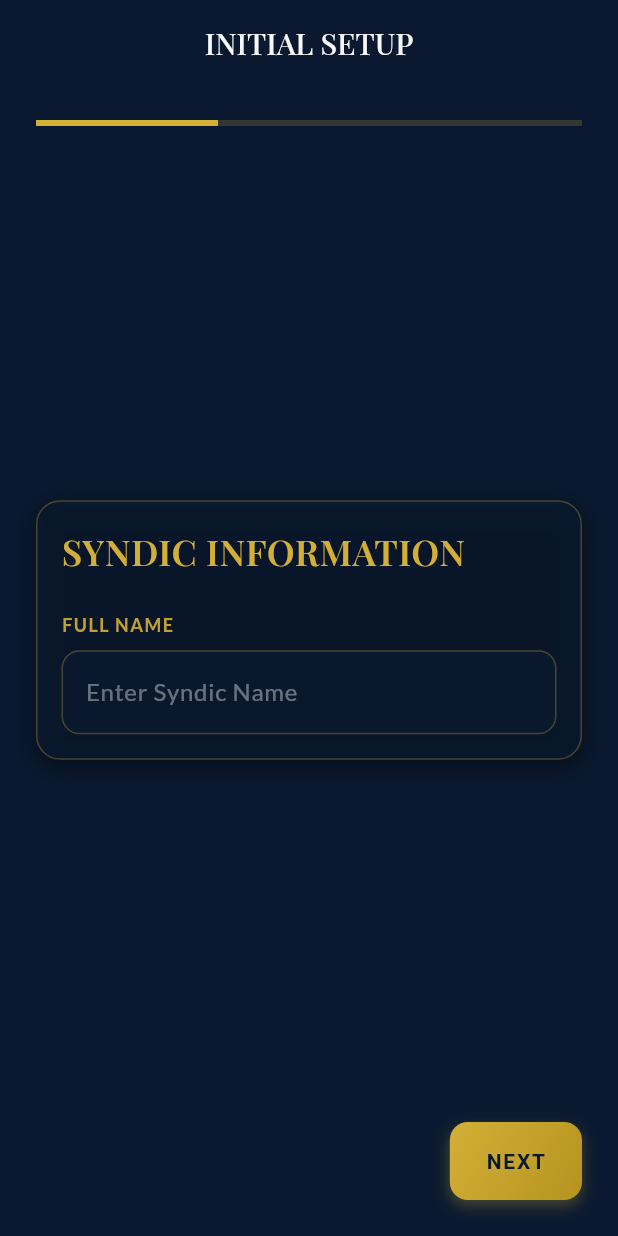
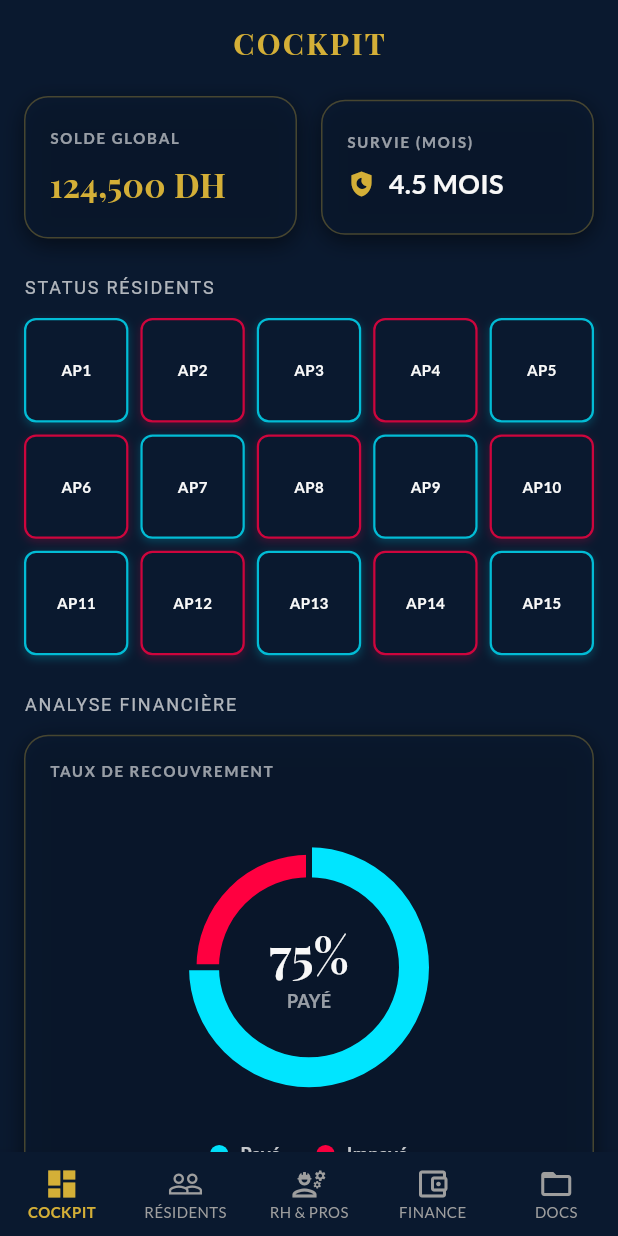
Before and after one commit to zarathoustrazouhair-sudo/Appli-alpha-et-beta, a Flutter app: the screen it shows after launch, on a phone screen of 412 x 824 dp. Run offline on Flutter 3.47's test engine with Material 3 defaults, Android fonts, the phone set to English and light mode, and no system bars; drawn by our look-alikes of fl_chart; our stand-ins replace drift, flutter_riverpod, freezed_annotation, google_fonts, riverpod_annotation; accounts and stored records are empty; generated files the repository leaves out were written again.

Commit message:
Feature: Implemented Cockpit Dashboard and Main Navigation
Co-authored-by: zarathoustrazouhair-sudo <251568326+zarathoustrazouhair-sudo@users.noreply.github.com>

```diff
--- /dev/null
+++ b/lib/features/dashboard/presentation/cockpit_screen.dart
@@ -0,0 +1,71 @@
+import 'package:flutter/material.dart';
+import 'package:flutter_riverpod/flutter_riverpod.dart';
+import 'package:residence_lamandier_b/core/design/app_theme.dart';
+import 'package:residence_lamandier_b/features/dashboard/presentation/widgets/apartment_grid.dart';
+import 'package:residence_lamandier_b/features/dashboard/presentation/widgets/charts/cashflow_curve.dart';
+import 'package:residence_lamandier_b/features/dashboard/presentation/widgets/charts/recovery_disk.dart';
+import 'package:residence_lamandier_b/features/dashboard/presentation/widgets/kpi_cards.dart';
+
+class CockpitScreen extends ConsumerWidget {
+  const CockpitScreen({super.key});
+
+  @override
+  Widget build(BuildContext context, WidgetRef ref) {
+    return Scaffold(
+      backgroundColor: AppTheme.darkNavy,
+      appBar: AppBar(
+        title: Text(
+          'COCKPIT',
+          style: AppTheme.luxuryTheme.textTheme.headlineMedium?.copyWith(
+            color: AppTheme.gold,
+            fontWeight: FontWeight.bold,
+            letterSpacing: 1.5,
+          ),
+        ),
+        backgroundColor: Colors.transparent,
+        elevation: 0,
+        centerTitle: true,
+        automaticallyImplyLeading: false,
+      ),
+      body: SingleChildScrollView(
+        padding: const EdgeInsets.symmetric(horizontal: 16.0, vertical: 8.0),
+        child: Column(
+          crossAxisAlignment: CrossAxisAlignment.start,
+          children: [
+            // 1. KPI Cards
+            const KpiCards(),
+            const SizedBox(height: 24),
+
+            // 2. Matrix
+            Text(
+              "STATUS RÉSIDENTS",
+              style: AppTheme.luxuryTheme.textTheme.titleMedium?.copyWith(
+                color: AppTheme.offWhite.withOpacity(0.7),
+                fontSize: 12,
+                letterSpacing: 1.2,
+              ),
+            ),
+            const SizedBox(height: 12),
+            const ApartmentGrid(),
+            const SizedBox(height: 24),
+
+            // 3. Charts
+             Text(
+              "ANALYSE FINANCIÈRE",
+              style: AppTheme.luxuryTheme.textTheme.titleMedium?.copyWith(
+                color: AppTheme.offWhite.withOpacity(0.7),
+                fontSize: 12,
+                letterSpacing: 1.2,
+              ),
+            ),
+            const SizedBox(height: 12),
+            const RecoveryDisk(),
+            const SizedBox(height: 16),
+            const CashflowCurve(),
+            const SizedBox(height: 32),
+          ],
+        ),
+      ),
+    );
+  }
+}
--- /dev/null
+++ b/lib/features/dashboard/presentation/widgets/apartment_grid.dart
@@ -0,0 +1,63 @@
+import 'package:flutter/material.dart';
+import 'package:residence_lamandier_b/core/design/app_theme.dart';
+
+class ApartmentGrid extends StatelessWidget {
+  const ApartmentGrid({super.key});
+
+  @override
+  Widget build(BuildContext context) {
+    return GridView.builder(
+      shrinkWrap: true,
+      physics: const NeverScrollableScrollPhysics(),
+      gridDelegate: const SliverGridDelegateWithFixedCrossAxisCount(
+        crossAxisCount: 5,
+        crossAxisSpacing: 8,
+        mainAxisSpacing: 8,
+        childAspectRatio: 1.0,
+      ),
+      itemCount: 15,
+      itemBuilder: (context, index) {
+        final apartmentNumber = index + 1;
+        // Mock Status: Even numbers are debt (Red), Odd are paid (Cyan)
+        final bool isDebt = apartmentNumber % 2 == 0;
+        final Color borderColor = isDebt ? const Color(0xFFFF0040) : const Color(0xFF00E5FF);
+
+        return GestureDetector(
+          onTap: () {
+            // Navigation placeholder
+            ScaffoldMessenger.of(context).showSnackBar(
+              SnackBar(content: Text('Opening Apartment $apartmentNumber')),
+            );
+          },
+          child: Container(
+            decoration: BoxDecoration(
+              color: AppTheme.darkNavy,
+              borderRadius: BorderRadius.circular(8),
+              border: Border.all(
+                color: borderColor.withOpacity(0.8),
+                width: 1.5,
+              ),
+              boxShadow: [
+                BoxShadow(
+                  color: borderColor.withOpacity(0.2),
+                  blurRadius: 4,
+                  offset: const Offset(0, 2),
+                ),
+              ],
+            ),
+            child: Center(
+              child: Text(
+                'AP$apartmentNumber',
+                style: const TextStyle(
+                  color: AppTheme.offWhite,
+                  fontSize: 10,
+                  fontWeight: FontWeight.bold,
+                ),
+              ),
+            ),
+          ),
+        );
+      },
+    );
+  }
+}
--- /dev/null
+++ b/lib/features/dashboard/presentation/widgets/charts/recovery_disk.dart
@@ -0,0 +1,125 @@
+import 'package:fl_chart/fl_chart.dart';
+import 'package:flutter/material.dart';
+import 'package:residence_lamandier_b/core/design/app_theme.dart';
+import 'package:residence_lamandier_b/core/design/widgets/luxury_card.dart';
+
+class RecoveryDisk extends StatelessWidget {
+  const RecoveryDisk({super.key});
+
+  @override
+  Widget build(BuildContext context) {
+    return LuxuryCard(
+      padding: const EdgeInsets.all(16),
+      child: Column(
+        crossAxisAlignment: CrossAxisAlignment.start,
+        children: [
+          Text(
+            "TAUX DE RECOUVREMENT",
+            style: TextStyle(
+              color: AppTheme.offWhite.withOpacity(0.6),
+              fontSize: 10,
+              fontWeight: FontWeight.bold,
+              letterSpacing: 1.2,
+            ),
+          ),
+          const SizedBox(height: 24),
+          SizedBox(
+            height: 200,
+            child: Stack(
+              children: [
+                PieChart(
+                  PieChartData(
+                    sectionsSpace: 4,
+                    centerSpaceRadius: 60,
+                    startDegreeOffset: 270,
+                    sections: [
+                      PieChartSectionData(
+                        color: const Color(0xFF00E5FF),
+                        value: 75,
+                        title: '',
+                        radius: 20,
+                        titleStyle: const TextStyle(
+                          fontSize: 16,
+                          fontWeight: FontWeight.bold,
+                          color: AppTheme.offWhite,
+                        ),
+                      ),
+                      PieChartSectionData(
+                        color: const Color(0xFFFF0040),
+                        value: 25,
+                        title: '',
+                        radius: 15,
+                        titleStyle: const TextStyle(
+                          fontSize: 16,
+                          fontWeight: FontWeight.bold,
+                          color: AppTheme.offWhite,
+                        ),
+                      ),
+                    ],
+                  ),
+                ),
+                Center(
+                  child: Column(
+                    mainAxisAlignment: MainAxisAlignment.center,
+                    children: [
+                      Text(
+                        "75%",
+                        style: TextStyle(
+                          color: AppTheme.offWhite,
+                          fontSize: 32,
+                          fontWeight: FontWeight.bold,
+                          fontFamily: 'Playfair Display',
+                        ),
+                      ),
+                      Text(
+                        "PAYÉ",
+                        style: TextStyle(
+                          color: AppTheme.offWhite.withOpacity(0.6),
+                          fontSize: 12,
+                          fontWeight: FontWeight.bold,
+                        ),
+                      ),
+                    ],
+                  ),
+                ),
+              ],
+            ),
+          ),
+          const SizedBox(height: 16),
+          Row(
+            mainAxisAlignment: MainAxisAlignment.center,
+            children: [
+              _buildLegendItem(const Color(0xFF00E5FF), "Payé"),
+              const SizedBox(width: 24),
+              _buildLegendItem(const Color(0xFFFF0040), "Impayé"),
+            ],
+          ),
+        ],
+      ),
+    );
+  }
+
+  Widget _buildLegendItem(Color color, String label) {
+    return Row(
+      children: [
+        Container(
+          width: 12,
+          height: 12,
+          decoration: BoxDecoration(
+            color: color,
+            shape: BoxShape.circle,
+          ),
+        ),
+        const SizedBox(width: 8),
+        Text(
+          label,
+          style: TextStyle(
+            color: AppTheme.offWhite.withOpacity(0.8),
+            fontSize: 12,
+            fontWeight: FontWeight.w600,
+          ),
+        ),
+      ],
+    );
+  }
+}
--- /dev/null
+++ b/lib/features/dashboard/presentation/widgets/kpi_cards.dart
@@ -0,0 +1,81 @@
+import 'package:flutter/material.dart';
+import 'package:residence_lamandier_b/core/design/app_theme.dart';
+import 'package:residence_lamandier_b/core/design/widgets/luxury_card.dart';
+
+class KpiCards extends StatelessWidget {
+  const KpiCards({super.key});
+
+  @override
+  Widget build(BuildContext context) {
+    return Row(
+      children: [
+        // Solde Global Card
+        Expanded(
+          child: LuxuryCard(
+            padding: const EdgeInsets.symmetric(vertical: 20, horizontal: 16),
+            child: Column(
+              crossAxisAlignment: CrossAxisAlignment.start,
+              children: [
+                Text(
+                  "SOLDE GLOBAL",
+                  style: TextStyle(
+                    color: AppTheme.offWhite.withOpacity(0.6),
+                    fontSize: 10,
+                    letterSpacing: 1.2,
+                    fontWeight: FontWeight.bold,
+                  ),
+                ),
+                const SizedBox(height: 8),
+                Text(
+                  "124,500 DH",
+                  style: TextStyle(
+                    color: AppTheme.gold,
+                    fontSize: 22,
+                    fontWeight: FontWeight.bold,
+                    fontFamily: 'Playfair Display',
+                  ),
+                ),
+              ],
+            ),
+          ),
+        ),
+        const SizedBox(width: 16),
+        // Survival Months Card
+        Expanded(
+          child: LuxuryCard(
+            padding: const EdgeInsets.symmetric(vertical: 20, horizontal: 16),
+            child: Column(
+              crossAxisAlignment: CrossAxisAlignment.start,
+              children: [
+                Text(
+                  "SURVIE (MOIS)",
+                  style: TextStyle(
+                    color: AppTheme.offWhite.withOpacity(0.6),
+                    fontSize: 10,
+                    letterSpacing: 1.2,
+                    fontWeight: FontWeight.bold,
+                  ),
+                ),
+                const SizedBox(height: 8),
+                Row(
+                  children: [
+                    Icon(Icons.shield_moon, color: AppTheme.gold, size: 20),
+                    const SizedBox(width: 8),
+                    Text(
+                      "4.5 MOIS",
+                      style: TextStyle(
+                        color: AppTheme.offWhite,
+                        fontSize: 18,
+                        fontWeight: FontWeight.w600,
+                      ),
+                    ),
+                  ],
+                ),
+              ],
+            ),
+          ),
+        ),
+      ],
+    );
+  }
+}
--- a/lib/main.dart
+++ b/lib/main.dart
@@ -1,7 +1,7 @@
 import 'package:flutter/material.dart';
 import 'package:flutter_riverpod/flutter_riverpod.dart';
 import 'package:residence_lamandier_b/core/design/app_theme.dart';
-import 'package:residence_lamandier_b/features/onboarding/presentation/wizard_screen.dart';
+import 'package:residence_lamandier_b/presentation/main_layout_screen.dart';
 
 void main() {
   runApp(
@@ -20,7 +20,7 @@ class MainApp extends StatelessWidget {
       title: 'Résidence L\'Amandier B',
       debugShowCheckedModeBanner: false,
       theme: AppTheme.luxuryTheme,
-      home: const WizardScreen(),
+      home: const MainLayoutScreen(),
     );
   }
 }
--- /dev/null
+++ b/lib/presentation/main_layout_screen.dart
@@ -0,0 +1,74 @@
+import 'package:flutter/material.dart';
+import 'package:flutter_riverpod/flutter_riverpod.dart';
+import 'package:residence_lamandier_b/core/design/app_theme.dart';
+import 'package:residence_lamandier_b/features/dashboard/presentation/cockpit_screen.dart';
+
+class MainLayoutScreen extends ConsumerStatefulWidget {
+  const MainLayoutScreen({super.key});
+
+  @override
+  ConsumerState<MainLayoutScreen> createState() => _MainLayoutScreenState();
+}
+
+class _MainLayoutScreenState extends ConsumerState<MainLayoutScreen> {
+  int _currentIndex = 0;
+
+  final List<Widget> _screens = [
+    const CockpitScreen(),
+    const Center(child: Text("Résidents", style: TextStyle(color: AppTheme.gold))),
+    const Center(child: Text("RH & Prestataires", style: TextStyle(color: AppTheme.gold))),
+    const Center(child: Text("Finance", style: TextStyle(color: AppTheme.gold))),
+    const Center(child: Text("Documents", style: TextStyle(color: AppTheme.gold))),
+  ];
+
+  @override
+  Widget build(BuildContext context) {
+    return Scaffold(
+      body: _screens[_currentIndex],
+      bottomNavigationBar: Theme(
+        data: Theme.of(context).copyWith(
+          splashColor: Colors.transparent,
+          highlightColor: Colors.transparent,
+        ),
+        child: BottomNavigationBar(
+          currentIndex: _currentIndex,
+          onTap: (index) => setState(() => _currentIndex = index),
+          backgroundColor: AppTheme.darkNavy,
+          selectedItemColor: AppTheme.gold,
+          unselectedItemColor: Colors.grey,
+          type: BottomNavigationBarType.fixed,
+          showUnselectedLabels: true,
+          selectedLabelStyle: const TextStyle(fontWeight: FontWeight.bold, fontSize: 10),
+          unselectedLabelStyle: const TextStyle(fontSize: 10),
+          items: const [
+            BottomNavigationBarItem(
+              icon: Icon(Icons.dashboard_outlined),
+              activeIcon: Icon(Icons.dashboard),
+              label: 'COCKPIT',
+            ),
+            BottomNavigationBarItem(
+              icon: Icon(Icons.people_outline),
+              activeIcon: Icon(Icons.people),
+              label: 'RÉSIDENTS',
+            ),
+            BottomNavigationBarItem(
+              icon: Icon(Icons.engineering_outlined),
+              activeIcon: Icon(Icons.engineering),
+              label: 'RH & PROS',
+            ),
+            BottomNavigationBarItem(
+              icon: Icon(Icons.account_balance_wallet_outlined),
+              activeIcon: Icon(Icons.account_balance_wallet),
+              label: 'FINANCE',
+            ),
+            BottomNavigationBarItem(
+              icon: Icon(Icons.folder_open),
+              activeIcon: Icon(Icons.folder),
+              label: 'DOCS',
+            ),
+          ],
+        ),
+      ),
+    );
+  }
+}
--- a/pubspec.yaml
+++ b/pubspec.yaml
@@ -20,6 +20,8 @@ dependencies:
   json_annotation: ^4.8.1
   supabase_flutter: ^2.3.2
   google_fonts: ^8.0.1
+  fl_chart: ^1.1.1
+  percent_indicator: ^4.2.5
 
 dev_dependencies:
   flutter_test:
```
Also changed, not shown: lib/features/dashboard/presentation/widgets/charts/cashflow_curve.dart (added, +182 -0 lines), pubspec.lock.
